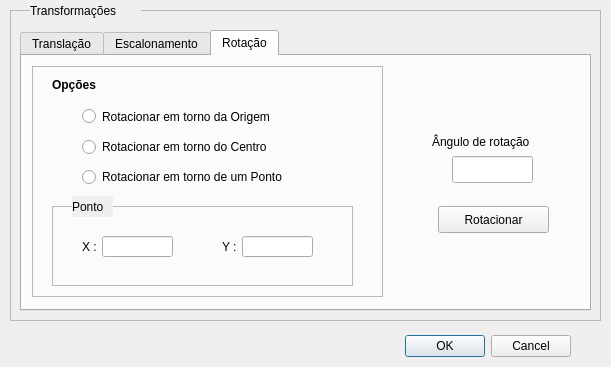
Qt form Transformacoes.ui (renannetto/sistema-grafico-interativo) before a commit.
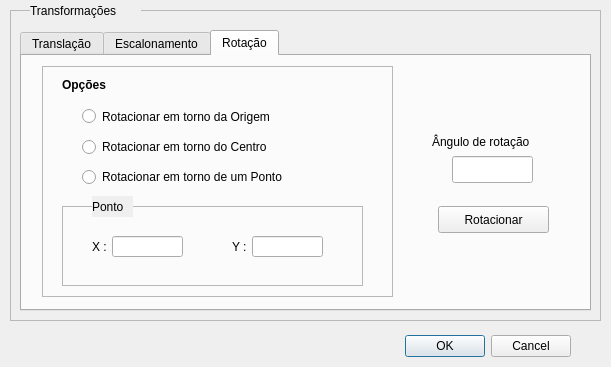
The same form after that commit.

```diff
--- a/Transformacoes.ui
+++ b/Transformacoes.ui
@@ -249,45 +249,6 @@
      <attribute name="title">
       <string>Rotação</string>
      </attribute>
-     <widget class="QRadioButton" name="radioButton">
-      <property name="geometry">
-       <rect>
-        <x>60</x>
-        <y>50</y>
-        <width>241</width>
-        <height>21</height>
-       </rect>
-      </property>
-      <property name="text">
-       <string>Rotacionar em torno da Origem</string>
-      </property>
-     </widget>
-     <widget class="QRadioButton" name="radioButton_2">
-      <property name="geometry">
-       <rect>
-        <x>60</x>
-        <y>80</y>
-        <width>241</width>
-        <height>22</height>
-       </rect>
-      </property>
-      <property name="text">
-       <string>Rotacionar em torno do Centro</string>
-      </property>
-     </widget>
-     <widget class="QRadioButton" name="radioButton_3">
-      <property name="geometry">
-       <rect>
-        <x>60</x>
-        <y>110</y>
-        <width>251</width>
-        <height>22</height>
-       </rect>
-      </property>
-      <property name="text">
-       <string>Rotacionar em torno de um Ponto</string>
-      </property>
-     </widget>
      <widget class="QLineEdit" name="lineEdit_7">
       <property name="geometry">
        <rect>
@@ -317,88 +278,23 @@
        <string>Ângulo de rotação</string>
       </property>
      </widget>
-     <widget class="QLineEdit" name="lineEdit_8">
+     <widget class="QPushButton" name="pushButton_3">
       <property name="geometry">
        <rect>
-        <x>80</x>
-        <y>180</y>
-        <width>71</width>
-        <height>21</height>
-       </rect>
-      </property>
-     </widget>
-     <widget class="QLineEdit" name="lineEdit_9">
-      <property name="geometry">
-       <rect>
-        <x>220</x>
-        <y>180</y>
-        <width>71</width>
-        <height>21</height>
-       </rect>
-      </property>
-     </widget>
-     <widget class="QLabel" name="label_14">
-      <property name="geometry">
-       <rect>
-        <x>60</x>
-        <y>180</y>
-        <width>21</width>
-        <height>21</height>
-       </rect>
-      </property>
-      <property name="text">
-       <string>X :  </string>
-      </property>
-     </widget>
-     <widget class="QLabel" name="label_15">
-      <property name="geometry">
-       <rect>
-        <x>200</x>
-        <y>180</y>
-        <width>21</width>
-        <height>21</height>
-       </rect>
-      </property>
-      <property name="text">
-       <string>Y : </string>
-      </property>
-     </widget>
-     <widget class="QFrame" name="frame_6">
-      <property name="geometry">
-       <rect>
-        <x>30</x>
+        <x>416</x>
         <y>150</y>
-        <width>301</width>
-        <height>80</height>
+        <width>111</width>
+        <height>27</height>
        </rect>
-      </property>
-      <property name="frameShape">
-       <enum>QFrame::StyledPanel</enum>
-      </property>
-      <property name="frameShadow">
-       <enum>QFrame::Raised</enum>
-      </property>
-     </widget>
-     <widget class="QLabel" name="label_16">
-      <property name="geometry">
-       <rect>
-        <x>50</x>
-        <y>140</y>
-        <width>41</width>
-        <height>21</height>
-       </rect>
-      </property>
-      <property name="autoFillBackground">
-       <bool>true</bool>
       </property>
       <property name="text">
-       <string>Ponto</string>
+       <string>Rotacionar</string>
       </property>
      </widget>
      <widget class="QFrame" name="frame_7">
       <property name="geometry">
        <rect>
-        <x>10</x>
+        <x>20</x>
         <y>10</y>
         <width>351</width>
         <height>231</height>
@@ -429,19 +325,137 @@
         <string>Opções</string>
        </property>
       </widget>
-     </widget>
-     <widget class="QPushButton" name="pushButton_3">
-      <property name="geometry">
-       <rect>
-        <x>416</x>
-        <y>150</y>
-        <width>111</width>
-        <height>27</height>
-       </rect>
-      </property>
-      <property name="text">
-       <string>Rotacionar</string>
-      </property>
+      <widget class="QFrame" name="frame_6">
+       <property name="geometry">
+        <rect>
+         <x>20</x>
+         <y>140</y>
+         <width>301</width>
+         <height>80</height>
+        </rect>
+       </property>
+       <property name="frameShape">
+        <enum>QFrame::StyledPanel</enum>
+       </property>
+       <property name="frameShadow">
+        <enum>QFrame::Raised</enum>
+       </property>
+       <widget class="QLineEdit" name="lineEdit_8">
+        <property name="geometry">
+         <rect>
+          <x>50</x>
+          <y>30</y>
+          <width>71</width>
+          <height>21</height>
+         </rect>
+        </property>
+       </widget>
+       <widget class="QLabel" name="label_14">
+        <property name="geometry">
+         <rect>
+          <x>30</x>
+          <y>30</y>
+          <width>21</width>
+          <height>21</height>
+         </rect>
+        </property>
+        <property name="text">
+         <string>X :  </string>
+        </property>
+       </widget>
+       <widget class="QLineEdit" name="lineEdit_9">
+        <property name="geometry">
+         <rect>
+          <x>190</x>
+          <y>30</y>
+          <width>71</width>
+          <height>21</height>
+         </rect>
+        </property>
+       </widget>
+       <widget class="QLabel" name="label_15">
+        <property name="geometry">
+         <rect>
+          <x>170</x>
+          <y>30</y>
+          <width>21</width>
+          <height>21</height>
+         </rect>
+        </property>
+        <property name="text">
+         <string>Y : </string>
+        </property>
+       </widget>
+      </widget>
+      <widget class="QWidget" name="widget" native="true">
+       <property name="geometry">
+        <rect>
+         <x>30</x>
+         <y>40</y>
+         <width>271</width>
+         <height>81</height>
+        </rect>
+       </property>
+       <widget class="QRadioButton" name="radioButton">
+        <property name="geometry">
+         <rect>
+          <x>10</x>
+          <y>0</y>
+          <width>241</width>
+          <height>21</height>
+         </rect>
+        </property>
+        <property name="text">
+         <string>Rotacionar em torno da Origem</string>
+        </property>
+       </widget>
+       <widget class="QRadioButton" name="radioButton_2">
+        <property name="geometry">
+         <rect>
+          <x>10</x>
+          <y>30</y>
+          <width>241</width>
+          <height>22</height>
+         </rect>
+        </property>
+        <property name="text">
+         <string>Rotacionar em torno do Centro</string>
+        </property>
+       </widget>
+       <widget class="QRadioButton" name="radioButton_3">
+        <property name="geometry">
+         <rect>
+          <x>10</x>
+          <y>60</y>
+          <width>251</width>
+          <height>22</height>
+         </rect>
+        </property>
+        <property name="text">
+         <string>Rotacionar em torno de um Ponto</string>
+        </property>
+       </widget>
+       <zorder>frame_7</zorder>
+       <zorder>radioButton</zorder>
+       <zorder>radioButton_2</zorder>
+       <zorder>radioButton_3</zorder>
+      </widget>
+      <widget class="QLabel" name="label_16">
+       <property name="geometry">
+        <rect>
+         <x>50</x>
+         <y>130</y>
+         <width>41</width>
+         <height>21</height>
+        </rect>
+       </property>
+       <property name="autoFillBackground">
+        <bool>true</bool>
+       </property>
+       <property name="text">
+        <string>Ponto</string>
+       </property>
+      </widget>
      </widget>
     </widget>
    </widget>
```
